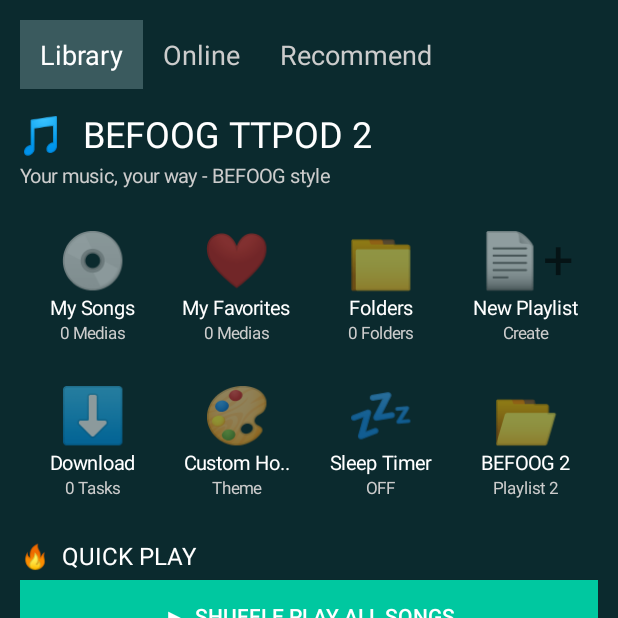
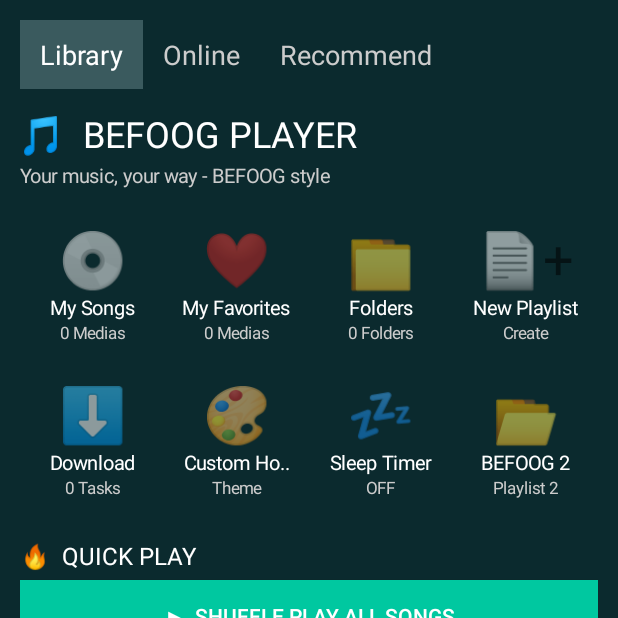
Before and after one commit to ITSKINGSBEFOOG/BEFOOG-TTPOD, an Android app: the screen it shows after launch (MainActivity), on a phone screen of 412 x 824 dp, the top half of it. Run offline under Robolectric (Android 15) with nearby library versions, the phone set to English and light mode, and no system bars.

Commit message:
Update MainActivity.kt

```diff
--- a/app/src/main/java/com/itskings/ttpodreborn/MainActivity.kt
+++ b/app/src/main/java/com/itskings/ttpodreborn/MainActivity.kt
@@ -136,7 +136,7 @@ class MainActivity : AppCompatActivity(), SensorEventListener {
         val t3 = TextView(this).apply { text = "Recommend"; textSize = 18f; setTextColor(Color.LTGRAY); setPadding(20, 16, 20, 16) }
         topTabs.addView(t1); topTabs.addView(t2); topTabs.addView(t3)
         homeView.addView(topTabs)
-        homeView.addView(TextView(this).apply { text = "🎵  BEFOOG TTPOD 2"; textSize = 24f; setTextColor(Color.WHITE); setPadding(0, 20, 0, 4) })
+        homeView.addView(TextView(this).apply { text = "🎵  BEFOOG PLAYER"; textSize = 24f; setTextColor(Color.WHITE); setPadding(0, 20, 0, 4) })
         homeView.addView(TextView(this).apply { text = "Your music, your way - BEFOOG style"; textSize = 13f; setTextColor(Color.LTGRAY) })
 
         val grid1 = LinearLayout(this).apply { orientation = LinearLayout.HORIZONTAL; setPadding(0, 24, 0, 8) }
@@ -154,7 +154,7 @@ class MainActivity : AppCompatActivity(), SensorEventListener {
 
         val grid2 = LinearLayout(this).apply { orientation = LinearLayout.HORIZONTAL; setPadding(0, 8, 0, 8) }
         grid2.addView(makeHomeItem("⬇️", "Download", "0 Tasks") { Toast.makeText(this, "Download coming soon", Toast.LENGTH_SHORT).show() })
-        grid2.addView(makeHomeItem("🎨", "Custom Ho..", "Theme") { Toast.makeText(this, "BEFOOG TTPOD 2 Theme", Toast.LENGTH_SHORT).show() })
+        grid2.addView(makeHomeItem("🎨", "Custom Ho..", "Theme") { Toast.makeText(this, "BEFOOG PLAYER Theme", Toast.LENGTH_SHORT).show() })
         grid2.addView(makeHomeItem("💤", "Sleep Timer", "OFF") { startSleepTimer() })
         grid2.addView(makeHomeItem("📂", "BEFOOG 2", "Playlist 2") { openFolder("BEFOOG 2") })
         homeView.addView(grid2)
@@ -199,9 +199,9 @@ class MainActivity : AppCompatActivity(), SensorEventListener {
         btnShare.setOnClickListener { Toast.makeText(this, "Share coming soon", Toast.LENGTH_SHORT).show() }
         playerTop.addView(backBtn); playerTop.addView(topTitleBox); playerTop.addView(btnFav); playerTop.addView(btnShare)
         playerView.addView(playerTop)
-        tvBigArt = TextView(this).apply { text = "💿\n\nBEFOOG\nTTPOD 2"; textSize = 44f; gravity = Gravity.CENTER; setTextColor(Color.WHITE); setPadding(0, 80, 0, 80) }
+        tvBigArt = TextView(this).apply { text = "💿\n\nBEFOOG\nPLAYER"; textSize = 44f; gravity = Gravity.CENTER; setTextColor(Color.WHITE); setPadding(0, 80, 0, 80) }
         playerView.addView(tvBigArt)
-        playerView.addView(TextView(this).apply { text = "Good TTPod"; textSize = 14f; gravity = Gravity.CENTER; setTextColor(Color.LTGRAY); setPadding(0, 0, 0, 16) })
+        playerView.addView(TextView(this).apply { text = "Good Music"; textSize = 14f; gravity = Gravity.CENTER; setTextColor(Color.LTGRAY); setPadding(0, 0, 0, 16) })
         val timeRow = LinearLayout(this).apply { orientation = LinearLayout.HORIZONTAL }
         tvTime = TextView(this).apply { text = "00:00"; setTextColor(Color.WHITE); layoutParams = LinearLayout.LayoutParams(0, ViewGroup.LayoutParams.WRAP_CONTENT, 1f) }
         tvTimeLeft = TextView(this).apply { text = "00:00"; setTextColor(Color.WHITE); gravity = Gravity.END }
@@ -223,7 +223,7 @@ class MainActivity : AppCompatActivity(), SensorEventListener {
         val btnShakePrev = Button(this).apply { text = "Shake Prev: ON"; layoutParams = LinearLayout.LayoutParams(0, ViewGroup.LayoutParams.WRAP_CONTENT, 1f) }
         shakeRow.addView(btnShakeNext); shakeRow.addView(btnShakePrev)
         playerView.addView(shakeRow)
-        playerView.addView(TextView(this).apply { text = "BEFOOG 1  •  BEFOOG 2  •  BEFOOG TTPOD 2"; gravity = Gravity.CENTER; setTextColor(Color.LTGRAY); setPadding(0, 16, 0, 0) })
+        playerView.addView(TextView(this).apply { text = "BEFOOG 1  •  BEFOOG 2  •  BEFOOG PLAYER"; gravity = Gravity.CENTER; setTextColor(Color.LTGRAY); setPadding(0, 16, 0, 0) })
 
         val mini = LinearLayout(this).apply { orientation = LinearLayout.HORIZONTAL; setBackgroundColor(Color.BLACK); setPadding(12, 12, 12, 12); gravity = Gravity.CENTER_VERTICAL }
         tvMiniTitle = TextView(this).apply { text = "No song"; setTextColor(Color.WHITE); layoutParams = LinearLayout.LayoutParams(0, ViewGroup.LayoutParams.WRAP_CONTENT, 1f) }
@@ -266,7 +266,7 @@ class MainActivity : AppCompatActivity(), SensorEventListener {
     }
 
     private fun setupMediaSession() {
-        try { mediaSession = MediaSession(this, "BEFOOG_TTPOD_2"); mediaSession?.isActive = true } catch (e: Exception) {}
+        try { mediaSession = MediaSession(this, "BEFOOG_PLAYER"); mediaSession?.isActive = true } catch (e: Exception) {}
     }
     private fun createNotifChannel() {
         if (Build.VERSION.SDK_INT >= Build.VERSION_CODES.O) {
@@ -297,7 +297,7 @@ class MainActivity : AppCompatActivity(), SensorEventListener {
             fun pi(action: String, code: Int): PendingIntent { return PendingIntent.getBroadcast(this, code, Intent(action).setPackage(packageName), PendingIntent.FLAG_UPDATE_CURRENT or PendingIntent.FLAG_IMMUTABLE) }
             val openIntent = PendingIntent.getActivity(this, 0, Intent(this, MainActivity::class.java), PendingIntent.FLAG_UPDATE_CURRENT or PendingIntent.FLAG_IMMUTABLE)
             val builder = if (Build.VERSION.SDK_INT >= Build.VERSION_CODES.O) Notification.Builder(this, "befoog_music") else Notification.Builder(this)
-            val notif = builder.setContentTitle(song.title).setContentText(song.artist + " • BEFOOG TTPOD 2").setSmallIcon(android.R.drawable.ic_media_play).setContentIntent(openIntent).setOngoing(isPlaying).setVisibility(Notification.VISIBILITY_PUBLIC).setStyle(Notification.MediaStyle().setMediaSession(mediaSession?.sessionToken).setShowActionsInCompactView(0, 1, 2)).addAction(android.R.drawable.ic_media_previous, "Prev", pi(ACTION_PREV, 1)).addAction(if (isPlaying) android.R.drawable.ic_media_pause else android.R.drawable.ic_media_play, if (isPlaying) "Pause" else "Play", pi(ACTION_PLAY, 2)).addAction(android.R.drawable.ic_media_next, "Next", pi(ACTION_NEXT, 3)).build()
+            val notif = builder.setContentTitle(song.title).setContentText(song.artist + " • BEFOOG PLAYER").setSmallIcon(android.R.drawable.ic_media_play).setContentIntent(openIntent).setOngoing(isPlaying).setVisibility(Notification.VISIBILITY_PUBLIC).setStyle(Notification.MediaStyle().setMediaSession(mediaSession?.sessionToken).setShowActionsInCompactView(0, 1, 2)).addAction(android.R.drawable.ic_media_previous, "Prev", pi(ACTION_PREV, 1)).addAction(if (isPlaying) android.R.drawable.ic_media_pause else android.R.drawable.ic_media_play, if (isPlaying) "Pause" else "Play", pi(ACTION_PLAY, 2)).addAction(android.R.drawable.ic_media_next, "Next", pi(ACTION_NEXT, 3)).build()
             (getSystemService(Context.NOTIFICATION_SERVICE) as NotificationManager).notify(1, notif)
         } catch (e: Exception) {}
     }
```
